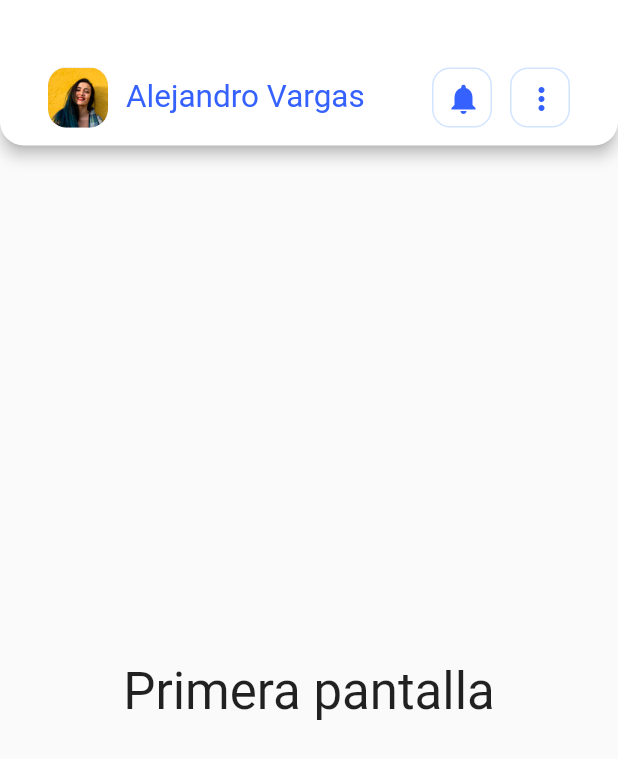
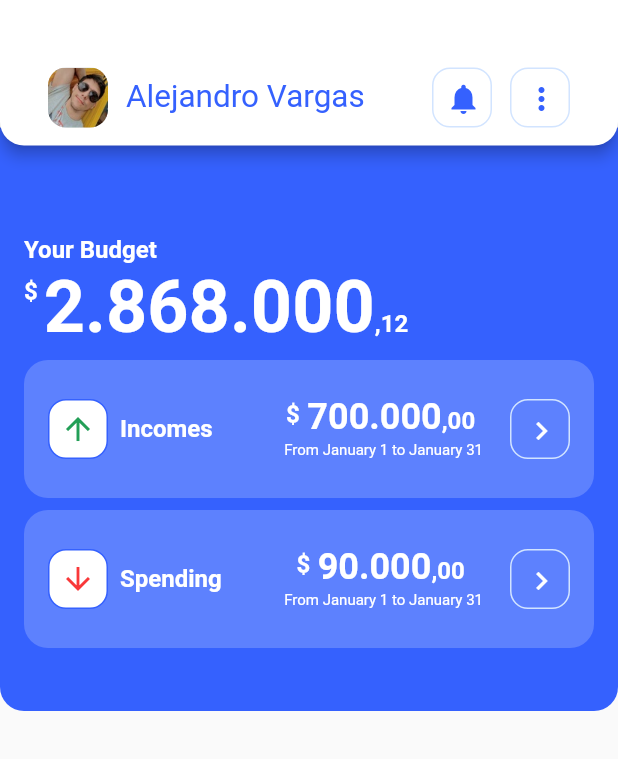
Before and after one commit to Schrei01/FlutterApp, a Flutter app: the screen it shows after launch, on a phone screen of 412 x 824 dp. Shown: the top 759 px of the screen. Run offline on Flutter 3.47's test engine with Material 2 defaults, Android fonts, the phone set to English and light mode, and no system bars.

Commit message:
Se hace el tophomepage

```diff
--- a/flutter_app/lib/pages/home_page.dart
+++ b/flutter_app/lib/pages/home_page.dart
@@ -1,7 +1,9 @@
 import 'package:flutter/material.dart';
 import 'package:flutter_app/design/color.dart';
 import 'package:flutter_app/design/radius.dart';
+import 'package:flutter_app/widgets/custom_money_display.dart';
 import 'package:flutter_app/widgets/home_app_title.dart';
+import 'package:flutter_app/widgets/summary_card.dart';
 
 class HomePage extends StatelessWidget {
   const HomePage({super.key});
@@ -19,11 +21,58 @@ class HomePage extends StatelessWidget {
             padding: EdgeInsets.fromLTRB(16, 45, 16, 12),
             child: HomeAppBarTitle()),
       ),
-      body: const Center(
-          child: Text(
-        '''Primera pantalla''',
-        style: TextStyle(fontSize: 34),
-      )),
+      body: const Column(
+        children: [
+          TopHomePage(),
+        ],
+      ),
     );
   }
 }
+
+class TopHomePage extends StatelessWidget {
+  const TopHomePage({super.key});
+
+  @override
+  Widget build(BuildContext context) {
+    return Container(
+      padding: const EdgeInsets.all(16),
+      width: MediaQuery.of(context).size.width,
+      transform: Matrix4.translationValues(0, -12, 0),
+      decoration: const BoxDecoration(
+          color: AppColors.brandPrimaryColor,
+          borderRadius: BorderRadius.only(
+              bottomLeft: AppRadius.small, bottomRight: AppRadius.small)),
+      height: 389,
+      child: Column(crossAxisAlignment: CrossAxisAlignment.start, children: [
+        Container(
+            margin: const EdgeInsets.only(top: 56),
+            child: Text(
+              'Your Budget',
+              style: Theme.of(context).textTheme.displaySmall,
+            )),
+        CustomMoneyDisplay(
+          amount: 2868000.12,
+          padding: const EdgeInsets.only(top: 8, right: 4),
+          amountStyle: Theme.of(context).textTheme.displayLarge!,
+          amountStyleSmall: const TextStyle(
+              fontSize: 16,
+              fontWeight: FontWeight.bold,
+              color: AppColors.brandLightColor),
+        ),
+        SummaryCard(
+          typeSummaryCard: TypeSummaryCard.incomes,
+          amount: 700000,
+          period: 'From January 1 to January 31',
+          action: () => print('incomes'),
+        ),
+        SummaryCard(
+          typeSummaryCard: TypeSummaryCard.spending,
+          amount: 90000,
+          period: 'From January 1 to January 31',
+          action: () => print('spending'),
+        ),
+      ]),
+    );
+  }
+}
--- /dev/null
+++ b/flutter_app/lib/widgets/custom_money_display.dart
@@ -0,0 +1,42 @@
+import 'package:flutter/material.dart';
+import 'package:intl/intl.dart';
+
+class CustomMoneyDisplay extends StatelessWidget {
+  final double amount;
+  final TextStyle amountStyle;
+  final TextStyle amountStyleSmall;
+  final EdgeInsets? padding;
+  const CustomMoneyDisplay({
+    super.key,
+    required this.amount,
+    required this.amountStyle,
+    required this.amountStyleSmall,
+    this.padding,
+  });
+
+  @override
+  Widget build(BuildContext context) {
+    final formater = NumberFormat.currency(
+        locale: 'eu',
+        customPattern: '#,### \u00a4',
+        symbol: '',
+        decimalDigits: 2);
+
+    final String convertedMoneyToString = formater.format(amount);
+    final splitConvertedValues = convertedMoneyToString.split(',');
+    return Row(
+      crossAxisAlignment: CrossAxisAlignment.start,
+      children: [
+        Container(
+          padding: padding,
+          child: Text('\$', style: amountStyleSmall),
+        ),
+        RichText(
+            text: TextSpan(children: [
+          TextSpan(text: splitConvertedValues[0], style: amountStyle),
+          TextSpan(text: ',${splitConvertedValues[1]}', style: amountStyleSmall)
+        ])),
+      ],
+    );
+  }
+}
--- /dev/null
+++ b/flutter_app/lib/widgets/summary_card.dart
@@ -0,0 +1,94 @@
+import 'package:flutter/material.dart';
+import 'package:flutter_app/design/color.dart';
+import 'package:flutter_app/design/radius.dart';
+import 'package:flutter_app/widgets/custom_money_display.dart';
+
+//tipos de SummaryCard
+enum TypeSummaryCard { incomes, spending }
+
+class SummaryCard extends StatelessWidget {
+  final TypeSummaryCard typeSummaryCard;
+  final double amount;
+  final String period;
+  final void Function()? action;
+  const SummaryCard(
+      {super.key,
+      required this.typeSummaryCard,
+      required this.amount,
+      required this.period,
+      required this.action});
+
+  @override
+  Widget build(BuildContext context) {
+    var incomesIcon = const Icon(
+      Icons.arrow_upward,
+      color: AppColors.brandOnSuccessColor,
+    );
+    var spendingIcon =
+        const Icon(Icons.arrow_downward, color: AppColors.brandOnErrorColor);
+    //
+    return Container(
+      height: 92,
+      margin: const EdgeInsets.only(top: 8),
+      padding: const EdgeInsets.all(16),
+      decoration: const BoxDecoration(
+        shape: BoxShape.rectangle,
+        color: AppColors.brandLightColorOpacity,
+        borderRadius: BorderRadius.all(AppRadius.small),
+      ),
+      child: Row(mainAxisAlignment: MainAxisAlignment.spaceBetween, children: [
+        Container(
+            height: 40,
+            width: 40,
+            margin: const EdgeInsets.only(right: 8),
+            decoration: BoxDecoration(
+                color: Colors.white,
+                borderRadius: const BorderRadius.all(AppRadius.xs),
+                border: Border.all(color: AppColors.brandPrimaryColor)),
+            child: typeSummaryCard == TypeSummaryCard.incomes
+                ? incomesIcon
+                : spendingIcon),
+        Expanded(
+          child: Text(
+            typeSummaryCard == TypeSummaryCard.incomes ? 'Incomes' : 'Spending',
+            style: Theme.of(context).textTheme.displaySmall,
+          ),
+        ),
+        Container(
+          margin: const EdgeInsets.only(right: 16),
+          child: Column(mainAxisAlignment: MainAxisAlignment.center, children: [
+            CustomMoneyDisplay(
+                padding: const EdgeInsets.only(top: 2, right: 5),
+                amount: amount,
+                amountStyle: Theme.of(context).textTheme.displayMedium!,
+                amountStyleSmall: Theme.of(context).textTheme.displaySmall!),
+            Padding(
+              padding: const EdgeInsets.all(2.0),
+              child: Text(
+                period,
+                style: const TextStyle(
+                    color: AppColors.brandLightColor,
+                    fontFamily: 'RobotoMono',
+                    fontSize: 10),
+              ),
+            ),
+          ]),
+        ),
+        Container(
+          height: 40,
+          width: 40,
+          decoration: BoxDecoration(
+              borderRadius: const BorderRadius.all(Radius.circular(12)),
+              border: Border.all(color: AppColors.brandLightColorBorder)),
+          child: IconButton(
+            icon: const Icon(
+              Icons.chevron_right,
+              color: Colors.white,
+            ),
+            onPressed: action,
+          ),
+        ),
+      ]),
+    );
+  }
+}
--- a/flutter_app/pubspec.yaml
+++ b/flutter_app/pubspec.yaml
@@ -30,6 +30,7 @@ environment:
 dependencies:
   flutter:
     sdk: flutter
+  intl: ^0.18.0
 
 
   # The following adds the Cupertino Icons font to your application.
```
Also changed, not shown: flutter_app/assets/images/user.png, flutter_app/pubspec.lock.
